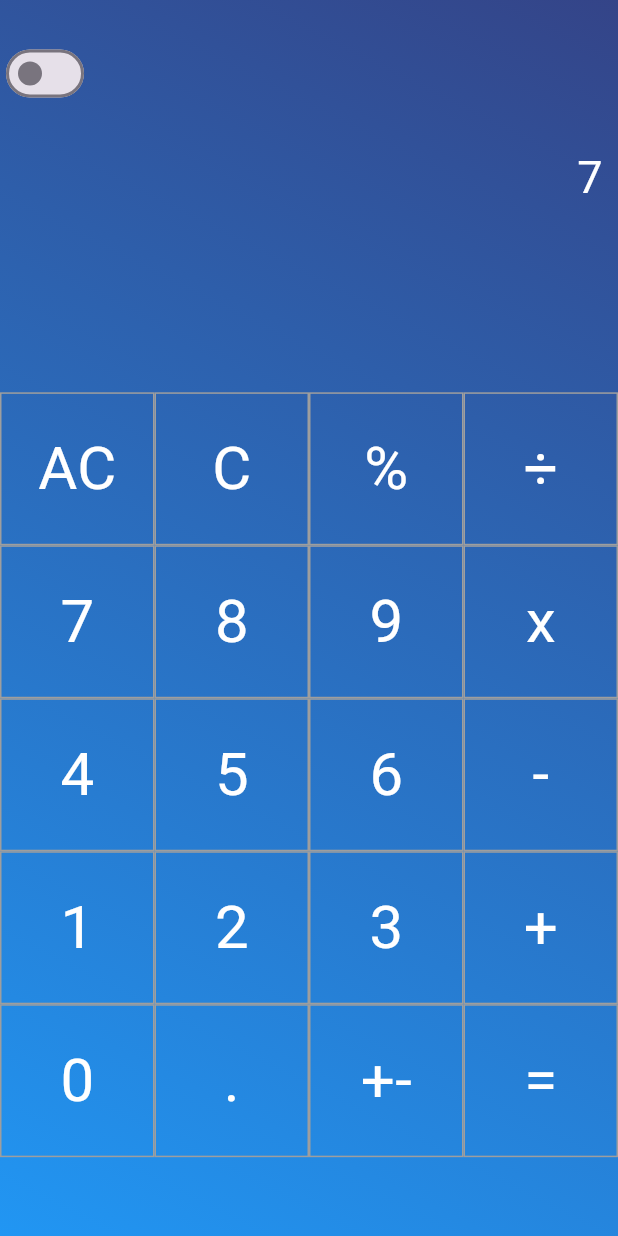
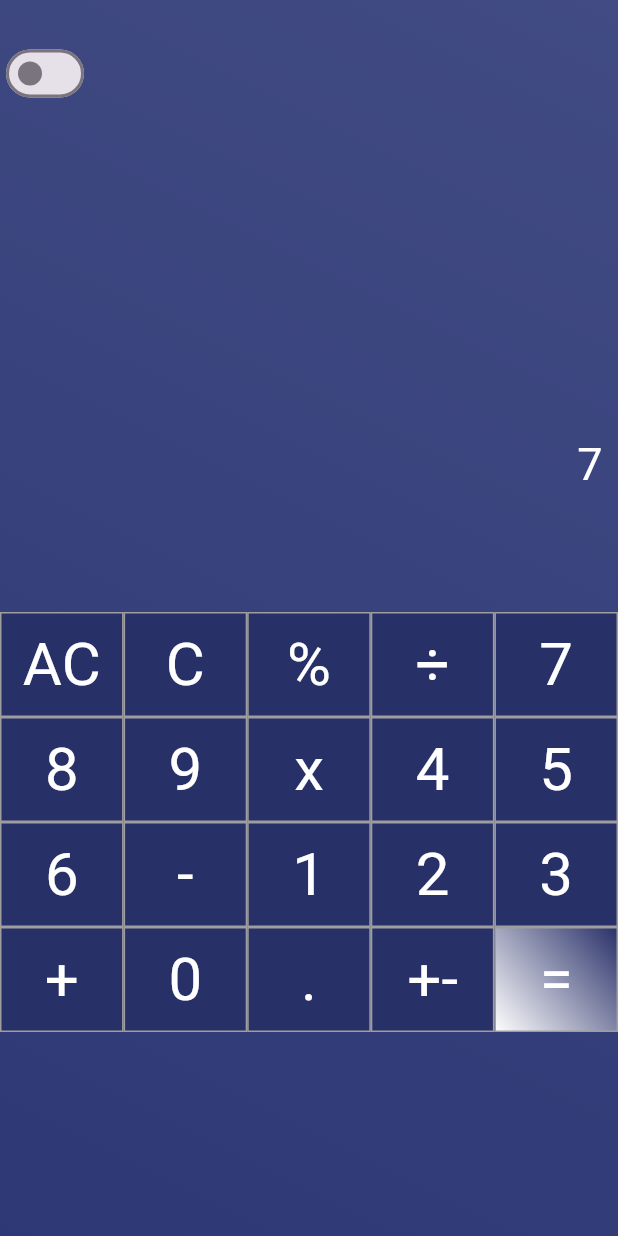
Before and after one commit to junaidCodes/calculator, a Flutter app: the screen it shows after launch, after a tap on an icon or button, on a phone screen of 412 x 824 dp. Run offline on Flutter 3.47's test engine with Material 3 defaults, Android fonts, the phone set to English and light mode, and no system bars; our stand-ins replace math_expressions.

Commit message:
work-on-ui
works on ui

```diff
--- a/lib/home_screen.dart
+++ b/lib/home_screen.dart
@@ -1,5 +1,3 @@
-
-
 import 'dart:developer';
 
 import 'package:flutter/material.dart';
@@ -40,14 +38,11 @@ class _CalulatorHomeScreenState extends State<CalulatorHomeScreen> {
     "="
   ];
   bool mulPress = true;
-  bool dotPress = true;
+  bool dotPress = false;
   bool subPress = true;
   bool addPress = true;
   bool dividePress = true;
   bool pPress = true;
-
-
-
 
   bool isDarkModeEnabled = false;
   bool hide = false;
@@ -55,6 +50,7 @@ class _CalulatorHomeScreenState extends State<CalulatorHomeScreen> {
   TextEditingController controller = TextEditingController();
 
   TextEditingController _controller = TextEditingController();
+
   @override
   void initState() {
     // TODO: implement initState
@@ -63,7 +59,6 @@ class _CalulatorHomeScreenState extends State<CalulatorHomeScreen> {
     _controller.text = outPut;
     setState(() {
       // onPress();
-
     });
   }
 
@@ -74,30 +69,32 @@ class _CalulatorHomeScreenState extends State<CalulatorHomeScreen> {
     return Scaffold(
       body: Column(
         // crossAxisAlignment: CrossAxisAlignment.end,
-        mainAxisAlignment: MainAxisAlignment.center,
+        // mainAxisAlignment: MainAxisAlignment.spaceBetween,
         children: [
           Container(
             height: MediaQuery.of(context).size.height,
             width: double.infinity,
-            decoration: BoxDecoration(
+            decoration:  BoxDecoration(
               // color: isDarkModeEnabled ? Colors.black : Colors.blue
 
-              gradient: LinearGradient(
+              gradient:
+              LinearGradient(
                 begin: Alignment.topRight,
                 end: Alignment.bottomLeft,
                 colors: isDarkModeEnabled
                     ? [
                         const Color(0xffe98a7f),
-                        Colors.white,
+                        const Color(0xffe98a7f),
                       ]
                     : [
-                        const Color(0xff344488),
-                        Colors.blue,
+                        const Color(0xff2d3875).withOpacity(0.9),
+                  const Color(0xff2d3875),
+
                       ],
               ),
             ),
             child: Column(
-              // crossAxisAlignment: CrossAxisAlignment.center,
+              // crossAxisAlignment: CrossAxisAlignment.end,
               mainAxisAlignment: MainAxisAlignment.spaceBetween,
               children: [
                 Align(
@@ -109,7 +106,6 @@ class _CalulatorHomeScreenState extends State<CalulatorHomeScreen> {
                           onChanged: (value) {
                             setState(() {
                               isDarkModeEnabled = value;
-
                             });
                           }),
                     )),
@@ -135,7 +131,9 @@ class _CalulatorHomeScreenState extends State<CalulatorHomeScreen> {
                 Align(
                   alignment: Alignment.bottomRight,
                   child: Padding(
-                    padding: const EdgeInsets.only(right: 10),
+                    padding: const EdgeInsets.only(right: 10,top: 215),
+                    child: Container(
+                      height: 50,
                       child: Text(
                         userInput,
                         style: const TextStyle(fontSize: 30, color: Colors.white),
@@ -145,10 +143,13 @@ class _CalulatorHomeScreenState extends State<CalulatorHomeScreen> {
                       ),
                     ),
                   ),
+                ),
                 Align(
                   alignment: Alignment.bottomRight,
                   child: Padding(
-                    padding: const EdgeInsets.only(right: 10),
+                    padding: const EdgeInsets.only(right: 10,),
+                    child: Container(
+                      height: 70,
                       child: Text(
                         outPut,
                         style: const TextStyle(fontSize: 52, color: Colors.white),
@@ -158,49 +159,74 @@ class _CalulatorHomeScreenState extends State<CalulatorHomeScreen> {
                       ),
                     ),
                   ),
-                SizedBox(
-                  height: MediaQuery.of(context).size.height * 0.65,
+                ),
+
+
+                Expanded(
+
+
                   child: GridView.builder(
+                    // padding:const EdgeInsets.only(top:242),
                       physics: const NeverScrollableScrollPhysics(),
                       shrinkWrap: false,
                       itemCount: 20,
                       gridDelegate:
-                          const SliverGridDelegateWithFixedCrossAxisCount(
-                        crossAxisCount: 4,
-                        childAspectRatio: 1.01,
+                          const SliverGridDelegateWithMaxCrossAxisExtent(
+                            maxCrossAxisExtent: 100,
+                        mainAxisExtent: 70,
+                        // crossAxisCount: 4,
+                        // childAspectRatio: 1.01,
+
                       ),
                       itemBuilder: (BuildContext context, index) {
                         return GestureDetector(
                           onTap: () {
-
-
-
                             inputProcess(index);
                             // obj.inputProcess(index);
 
                             setState(() {});
                           },
                           child: Container(
+
+
                             padding: const EdgeInsets.all(5),
                             decoration: BoxDecoration(
-                                // color: Colors.white,
+
                                 border:
-                                    Border.all(color: Colors.grey, width: 1)),
+                                    Border.all(color: Colors.grey, width: 1),
+                              gradient: LinearGradient(
+                                begin: Alignment.topRight,
+                                end: Alignment.bottomLeft,
+                                colors: isDarkModeEnabled
+                                    ? index == 19? [
+                                  const Color(0xff283068),
+                                  Colors.white,
+                                ]: [
+                                   Colors.white,
+                                  Colors.white,
+                                ]
+                                    : index == 19 ? [
+                                  const Color(0xff283068),
+                                  Colors.white,
+                                ] : [
+                                  const Color(0xff283068),
+                                  const Color(0xff283068),
+                                ],
+                              ),
+                            ),
                             // color: Colors.green,
                             child: Center(
                                 child: Text(
                               buttonText[index],
-                              style: const TextStyle(
-                                  color: Colors.white, fontSize: 40),
+                              style:  TextStyle(
+                                  color:isDarkModeEnabled ?  Colors.black.withOpacity(0.6) : Colors.white, fontSize: 40),
                             )),
                           ),
                         );
                         //
                       }),
                 ),
-                const SizedBox(
-                  height: 3,
-                ),
+
               ],
             ),
           ),
@@ -208,11 +234,13 @@ class _CalulatorHomeScreenState extends State<CalulatorHomeScreen> {
       ),
     );
   }
-void inputOutputClear(){
+
+  void inputOutputClear() {
     userInput = '';
     outPut = '';
   }
-void setOpFalse(){
+
+  void setOpFalse() {
     subPress = false;
     dividePress = false;
     mulPress = false;
@@ -220,6 +248,7 @@ void setOpFalse(){
   }
 
   String previousOperator = '';
+
   void inputProcess(int index) {
     switch (index) {
       case 0:
@@ -236,24 +265,61 @@ void setOpFalse(){
       case 1:
         userInput = userInput.substring(0, userInput.length - 1).toString();
         setOpFalse();
+        if (userInput.endsWith('.')) {
+        } else {
+          dotPress = false;
+        }
 
         break;
 
       case 2:
+        // double doubleValue = double.parse(userInput);
+        // doubleValue = doubleValue * 0.01;
+        //
+        // outPut = doubleValue.toString();
+        // // if (userInput.isNotEmpty) {
+        // //   userInput += '%';
+        // // }
+        // // if(outPut.isNotEmpty){
+        // //          log("Thissss");
+        // //
+        // //
+        // // }
+        // //
+        // // else{
+        // //    log("elseeeee");
+        // // }
+        // doubleValue = double.parse(outPut);
+        // log("double value + $doubleValue");
+        if (outPut.isNotEmpty) {
+          double doubleValue = double.parse(outPut);
+          doubleValue = doubleValue * 0.01;
+          outPut = doubleValue.toString();
+          _controller.text = outPut;
 
+        } else if (userInput.isNotEmpty) {
           double doubleValue = double.parse(userInput);
           doubleValue = doubleValue * 0.01;
+          outPut = doubleValue.toString();
+          if(outPut.length > 5 && outPut.contains('.')){
+            outPut = outPut.substring(0,outPut.length - 13);
 
+            log("length is ${outPut.length.toString()}");
+          }
+          else {
             outPut = doubleValue.toString();
-        if(userInput.isNotEmpty){
-
-            userInput += '%';
 
           }
+          _controller.text = outPut;
+
+        }
+
+
 
         break;
 
       case 3:
+        dotPress = false;
         if (outPut.isNotEmpty) {
           userInput = '$outPut÷';
           outPut = '';
@@ -311,6 +377,9 @@ void setOpFalse(){
         }
         break;
       case 7:
+        // onPress();
+        dotPress = false;
+
         if (outPut.isNotEmpty) {
           userInput = '${outPut}x';
           outPut = '';
@@ -331,8 +400,6 @@ void setOpFalse(){
 
         break;
       case 8:
-
-
         setOpFalse();
         userInput += '4';
         if (outPut.isNotEmpty && userInput.isNotEmpty) {
@@ -360,6 +427,8 @@ void setOpFalse(){
         }
         break;
       case 11:
+        dotPress = false;
+
         if (outPut.isNotEmpty) {
           userInput = '$outPut-';
           outPut = '';
@@ -382,6 +451,7 @@ void setOpFalse(){
       case 12:
         setOpFalse();
         userInput += '1';
+
         if (outPut.isNotEmpty && userInput.isNotEmpty) {
           inputOutputClear();
 
@@ -408,23 +478,21 @@ void setOpFalse(){
 
         break;
       case 15:
+        dotPress = false;
+
         if (outPut.isNotEmpty) {
           userInput = '$outPut+';
           outPut = '';
           subPress = true;
-
         } else {
           if (userInput.isNotEmpty &&
               '+-x÷'.contains(userInput[userInput.length - 1])) {
             // If the previous character is an operator, replace it with '-'
             userInput = '${userInput.substring(0, userInput.length - 1)}+';
-
           } else {
             if (userInput.isNotEmpty) {
               userInput += '+';
             }
-
-
           }
         }
 
@@ -441,40 +509,47 @@ void setOpFalse(){
         break;
       case 17:
         if (!dotPress && userInput.isNotEmpty) {
+          log("this1");
           userInput += '.';
           dotPress = true;
         }
         if (outPut.isNotEmpty && userInput.isNotEmpty) {
+          // dotPress = false;
+
           inputOutputClear();
 
           userInput += '0.';
         }
+        if (userInput.isNotEmpty &&
+            '+-x÷'.contains(userInput[userInput.length - 1])) {
+          dotPress = true;
+
+          // If the previous character is an operator, replace it with '-'
+          // userInput = '${userInput.substring(0, userInput.length - 1)}.';
+          userInput += '.';
+        }
 
         break;
       case 18:
-        if(outPut.isNotEmpty){
-
-          int a  = int.parse(outPut);
-          a = -1 * a;
+        if (outPut.isNotEmpty) {
+          double a = double.parse(outPut);
+          a = -1.0 * a;
 
           outPut = a.toString();
-
-
         }
         // print("object");
         break;
 
       default:
         hide = true;
-        onPress();
+        onEqualPress();
         // _controller.text = outPut;
-
 
         break;
     }
   }
 
-  void onPress() {
+  void onEqualPress() {
     String replace = userInput;
     replace = userInput
         .replaceAll(
@@ -487,8 +562,7 @@ void setOpFalse(){
 
     try {
       RegExp regex = RegExp(r"[+\-*/]$");
-      if (regex.hasMatch(replace))
-      {
+      if (regex.hasMatch(replace)) {
         replace = replace.substring(0, replace.length - 1);
       }
       debugPrint("replace $replace");
@@ -501,7 +575,8 @@ void setOpFalse(){
       double evaluate = exp.evaluate(EvaluationType.REAL, contextModel);
 
       if (evaluate % 1 == 0) {
-        outPut = evaluate.toInt().toString(); // Convert to int and then to string
+        outPut =
+            evaluate.toInt().toString(); // Convert to int and then to string
       } else {
         outPut =
             evaluate.toStringAsFixed(2); // Limiting output to 2 decimal places
@@ -517,8 +592,7 @@ void setOpFalse(){
         subPress = true;
         addPress = true;
       } else {}
-    }
-    catch(e) {
+    } catch (e) {
       debugPrint("exception $e");
     }
 
```
Lines whose indentation alone changed are shown as unchanged.
